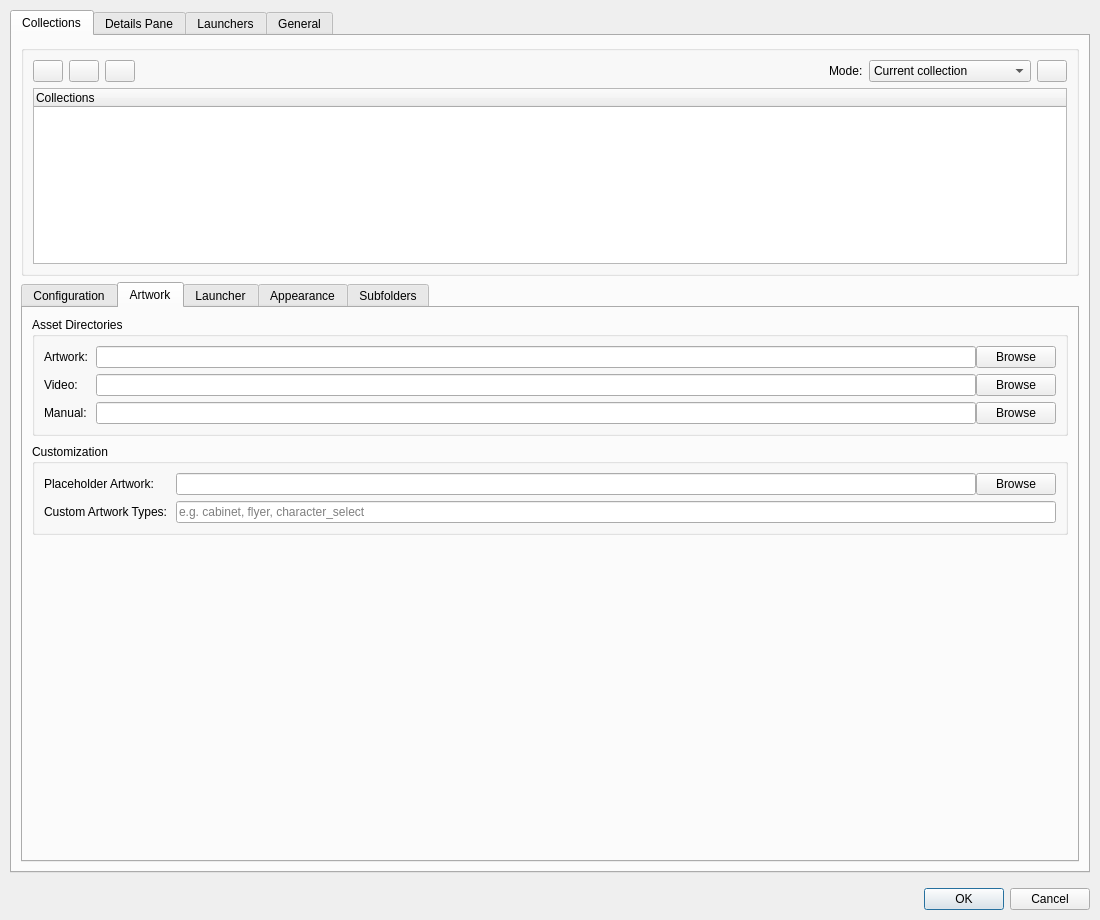
Above: src/ui/dialogs/settingsdialog.ui from EtherAura/Kartend before the change. Below: the same form after it.
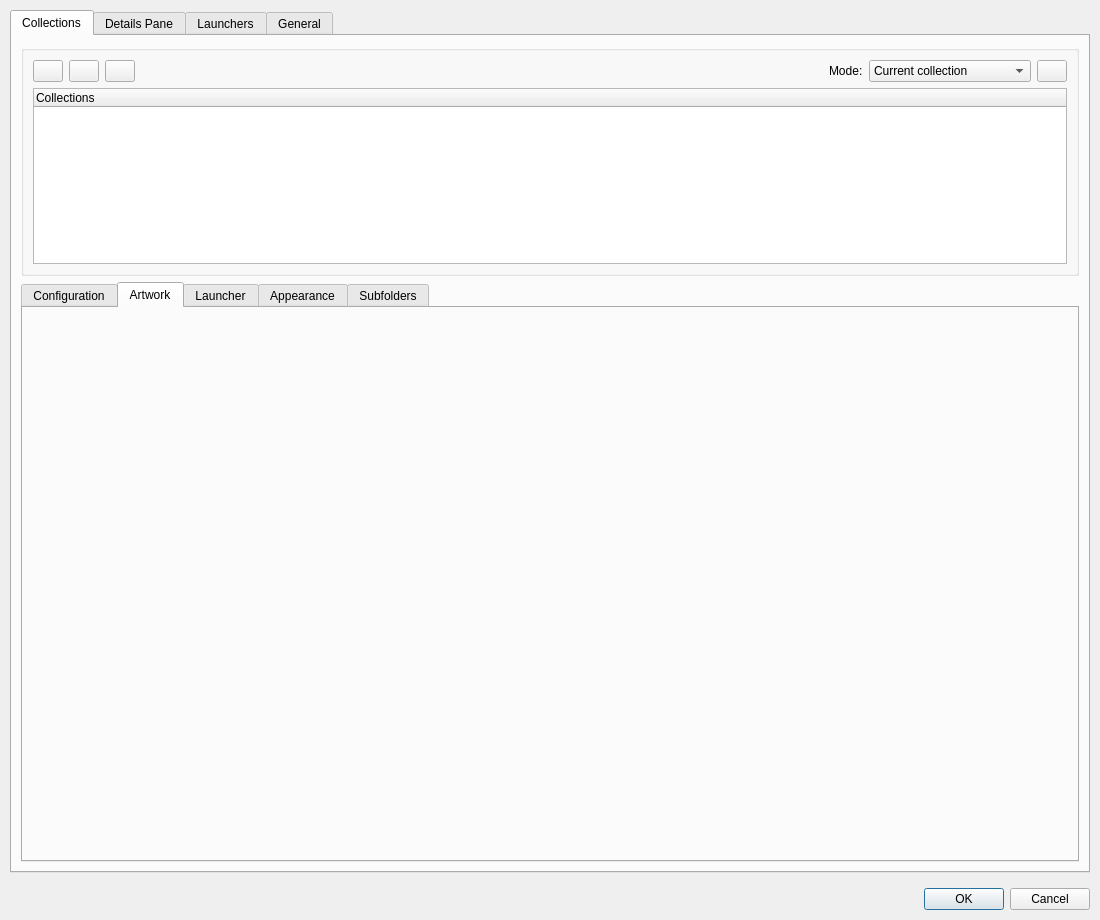
That is the form after the change. The open tabs and pages were chosen to show the change. Icons and pictures are not drawn. Custom widgets are drawn as their Qt base class.

Commit message: refactor(settings): extract ArtworkTabPanel from collectionsTab Artwork sub-tab

Patch:
```diff
--- a/src/ui/dialogs/settingsdialog.ui
+++ b/src/ui/dialogs/settingsdialog.ui
@@ -337,117 +337,8 @@
            <string>Artwork</string>
           </attribute>
           <layout class="QVBoxLayout" name="artworkTabLayout">
-           <property name="spacing"><number>8</number></property>
            <item>
-            <widget class="QGroupBox" name="artworkDirsGroupBox">
-             <property name="title"><string>Asset Directories</string></property>
-             <layout class="QFormLayout" name="artworkDirsFormLayout">
-              <property name="horizontalSpacing"><number>8</number></property>
-              <property name="verticalSpacing"><number>6</number></property>
-              <property name="fieldGrowthPolicy"><enum>QFormLayout::FieldGrowthPolicy::ExpandingFieldsGrow</enum></property>
-              <item row="0" column="0">
-               <widget class="QLabel" name="label_artworkDir">
-                <property name="text"><string>Artwork:</string></property>
-               </widget>
-              </item>
-              <item row="0" column="1">
-               <layout class="QHBoxLayout" name="artworkDirLayout">
-                <item>
-                 <widget class="QLineEdit" name="artworkDirLineEdit"/>
-                </item>
-                <item>
-                 <widget class="QPushButton" name="browseArtworkDirButton">
-                  <property name="text"><string>Browse</string></property>
-                 </widget>
-                </item>
-               </layout>
-              </item>
-              <item row="1" column="0">
-               <widget class="QLabel" name="label_videoDir">
-                <property name="text"><string>Video:</string></property>
-               </widget>
-              </item>
-              <item row="1" column="1">
-               <layout class="QHBoxLayout" name="videoDirLayout">
-                <item>
-                 <widget class="QLineEdit" name="videoDirLineEdit">
-                  <property name="toolTip"><string>Directory containing per-item preview videos. Files are matched by base name (e.g. SuperMario.mp4 for SuperMario.smc).</string></property>
-                 </widget>
-                </item>
-                <item>
-                 <widget class="QPushButton" name="browseVideoDirButton">
-                  <property name="text"><string>Browse</string></property>
-                 </widget>
-                </item>
-               </layout>
-              </item>
-              <item row="2" column="0">
-               <widget class="QLabel" name="label_manualDir">
-                <property name="text"><string>Manual:</string></property>
-               </widget>
-              </item>
-              <item row="2" column="1">
-               <layout class="QHBoxLayout" name="manualDirLayout">
-                <item>
-                 <widget class="QLineEdit" name="manualDirLineEdit">
-                  <property name="toolTip"><string>Directory containing per-item manual files (PDF, EPUB, TXT, etc.). Files are matched by base name (e.g. SuperMario.pdf for SuperMario.smc). Per-item overrides can be set via the right-click menu.</string></property>
-                 </widget>
-                </item>
-                <item>
-                 <widget class="QPushButton" name="browseManualDirButton">
-                  <property name="text"><string>Browse</string></property>
-                 </widget>
-                </item>
-               </layout>
-              </item>
-             </layout>
-            </widget>
-           </item>
-           <item>
-            <widget class="QGroupBox" name="artworkCustomGroupBox">
-             <property name="title"><string>Customization</string></property>
-             <layout class="QFormLayout" name="artworkCustomFormLayout">
-              <property name="horizontalSpacing"><number>8</number></property>
-              <property name="verticalSpacing"><number>6</number></property>
-              <property name="fieldGrowthPolicy"><enum>QFormLayout::FieldGrowthPolicy::ExpandingFieldsGrow</enum></property>
-              <item row="0" column="0">
-               <widget class="QLabel" name="label_placeholderArtwork">
-                <property name="text"><string>Placeholder Artwork:</string></property>
-               </widget>
-              </item>
-              <item row="0" column="1">
-               <layout class="QHBoxLayout" name="placeholderArtworkLayout">
-                <item>
-                 <widget class="QLineEdit" name="placeholderArtworkLineEdit">
-                  <property name="toolTip"><string>Image shown for collection items when no matching artwork is found</string></property>
-                 </widget>
-                </item>
-                <item>
-                 <widget class="QPushButton" name="browsePlaceholderArtworkButton">
-                  <property name="text"><string>Browse</string></property>
-                 </widget>
-                </item>
-               </layout>
-              </item>
-              <item row="1" column="0">
-               <widget class="QLabel" name="label_customArtworkTypes">
-                <property name="text"><string>Custom Artwork Types:</string></property>
-               </widget>
-              </item>
-              <item row="1" column="1">
-               <widget class="QLineEdit" name="customArtworkTypesLineEdit">
-                <property name="toolTip"><string>Comma-separated list of user-defined artwork type ids beyond the standard set (box, screenshot, title, marquee, fanart, logo). Custom types only resolve via per-item manual links from the sidebar — they are NOT auto-discovered from artwork subdirectories.</string></property>
-                <property name="placeholderText"><string>e.g. cabinet, flyer, character_select</string></property>
-               </widget>
-              </item>
-             </layout>
-            </widget>
-           </item>
-           <item>
-            <spacer name="artworkVerticalSpacer">
-             <property name="orientation"><enum>Qt::Orientation::Vertical</enum></property>
-             <property name="sizeHint" stdset="0"><size><width>20</width><height>40</height></size></property>
-            </spacer>
+            <widget class="ArtworkTabPanel" name="artworkPanel" native="true"/>
            </item>
           </layout>
          </widget>
@@ -1680,6 +1571,12 @@
    <header>subfolderspanel.h</header>
    <container>1</container>
   </customwidget>
+  <customwidget>
+   <class>ArtworkTabPanel</class>
+   <extends>QWidget</extends>
+   <header>artworktabpanel.h</header>
+   <container>1</container>
+  </customwidget>
  </customwidgets>
  <resources/>
  <connections/>
```
The commit also changes 10 other files.
